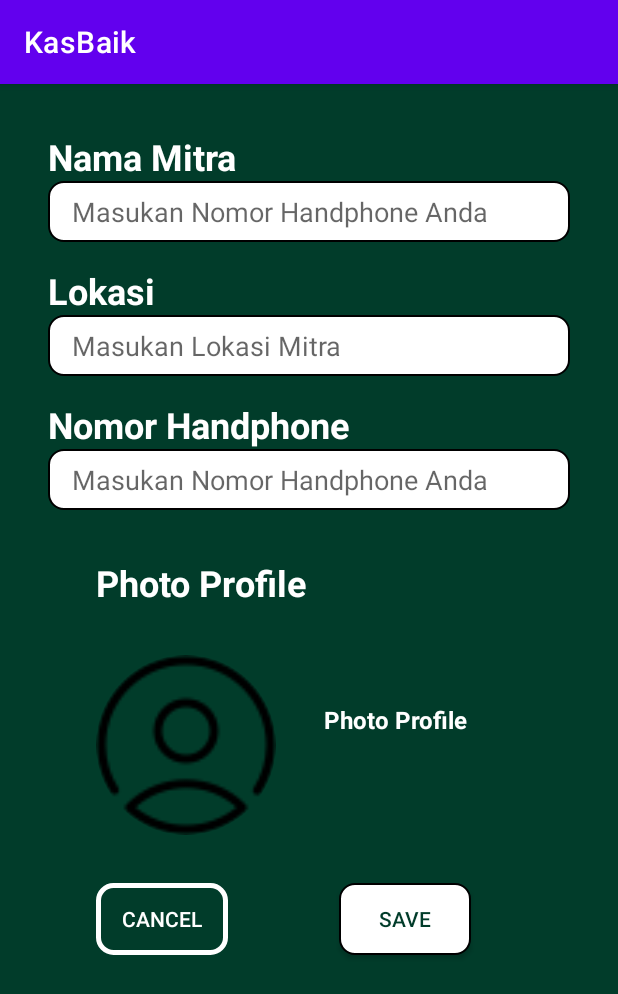
After one commit to imamfirdaus-if/kasbaik, an Android app: the EditProfileActivity screen opened directly, with no data from a screen before it, on a phone screen of 412 x 824 dp. The commit adds this screen. Shown: the top 994 px of the screen. Run offline under Robolectric (Android 15) with nearby library versions, the phone set to English and light mode, and no system bars; our stand-ins replace CircleImageView; pictures from the network do not load; 1 statement that could not run was skipped.

Commit message:
add edit mitra profile

```diff
--- a/android/app/src/main/java/com/hitzvera/kasbaik/ui/beranda/daftar/RegisterActivity.kt
+++ b/android/app/src/main/java/com/hitzvera/kasbaik/ui/beranda/daftar/RegisterActivity.kt
@@ -4,8 +4,6 @@ import android.app.Dialog
 import android.content.Intent
 import androidx.appcompat.app.AppCompatActivity
 import android.os.Bundle
-import android.provider.MediaStore
-import android.util.Log
 import android.view.View
 import android.view.Window
 import android.widget.*
--- /dev/null
+++ b/android/app/src/main/java/com/hitzvera/kasbaik/ui/beranda/login/mitra/home/editprofile/EditProfileViewModel.kt
@@ -0,0 +1,52 @@
+package com.hitzvera.kasbaik.ui.beranda.login.mitra.home.editprofile
+
+import android.content.Context
+import android.widget.Toast
+import androidx.lifecycle.LiveData
+import androidx.lifecycle.MutableLiveData
+import androidx.lifecycle.ViewModel
+import com.hitzvera.kasbaik.api.ApiConfig
+import com.hitzvera.kasbaik.response.GetMitraProfileResponse
+import okhttp3.MultipartBody
+import okhttp3.RequestBody
+import retrofit2.Call
+import retrofit2.Callback
+import retrofit2.Response
+
+class EditProfileViewModel: ViewModel() {
+
+    private var _isLoading = MutableLiveData<Boolean>()
+    val isLoading: LiveData<Boolean> = _isLoading
+
+    private var _isSuccessful = MutableLiveData<String>()
+    val isSuccessful: LiveData<String> = _isSuccessful
+
+    private var _errorMessage = MutableLiveData<String>()
+    val errorMessage: LiveData<String> = _errorMessage
+
+    fun postEditMitraProfile(token: String, file: MultipartBody.Part, name: RequestBody, location: RequestBody, phone: RequestBody,context: Context){
+        _isLoading.value = true
+        _isSuccessful.value = "pending"
+        ApiConfig.getApiService().postRequestMitraProf("jwt=$token", file, name, location, phone)
+            .enqueue(object: Callback<GetMitraProfileResponse>{
+                override fun onResponse(call: Call<GetMitraProfileResponse>, response: Response<GetMitraProfileResponse>) {
+                    if(response.isSuccessful){
+                        _isLoading.value = false
+                        _isSuccessful.value = "success"
+                    } else {
+                        _isLoading.value = false
+                        _isSuccessful.value = "failed"
+                        Toast.makeText(context, "Failed post the data", Toast.LENGTH_LONG).show()
+                    }
+                }
+
+                override fun onFailure(call: Call<GetMitraProfileResponse>, t: Throwable) {
+                    _isLoading.value = false
+                    _isSuccessful.value = "failed"
+                    Toast.makeText(context, "Failed post the data", Toast.LENGTH_LONG).show()
+                }
+
+            })
+    }
+
+}
--- a/android/app/src/main/java/com/hitzvera/kasbaik/ui/beranda/login/mitra/home/listpeminjam/detailpinjaman/DetailPinjamanActivity.kt
+++ b/android/app/src/main/java/com/hitzvera/kasbaik/ui/beranda/login/mitra/home/listpeminjam/detailpinjaman/DetailPinjamanActivity.kt
@@ -103,6 +103,7 @@ class DetailPinjamanActivity : AppCompatActivity(), View.OnClickListener {
             btnLogin.visibility = View.GONE
             dialog.setOnDismissListener {
                 Intent(this, ListPeminjamActivity::class.java).also {
+                    it.putExtra(TOKEN, token)
                     startActivity(it)
                 }
             }
--- a/android/app/src/main/java/com/hitzvera/kasbaik/ui/beranda/login/peminjam/home/pinjamdana/PinjamDanaActivity.kt
+++ b/android/app/src/main/java/com/hitzvera/kasbaik/ui/beranda/login/peminjam/home/pinjamdana/PinjamDanaActivity.kt
@@ -14,7 +14,6 @@ import androidx.lifecycle.ViewModelProvider
 import com.hitzvera.kasbaik.R
 import com.hitzvera.kasbaik.databinding.ActivityPinjamDanaBinding
 import com.hitzvera.kasbaik.ui.beranda.login.peminjam.home.HomePeminjamActivity
-import org.w3c.dom.Text
 
 class PinjamDanaActivity : AppCompatActivity(), View.OnClickListener {
 
--- a/android/app/src/main/res/drawable/rounded_button.xml
+++ b/android/app/src/main/res/drawable/rounded_button.xml
@@ -1,9 +1,9 @@
 <?xml version="1.0" encoding="utf-8"?>
 <shape xmlns:android="http://schemas.android.com/apk/res/android">
     <stroke android:width="3dp"
-        android:color="@color/orange" />
+        android:color="@color/white" />
 
-    <corners android:radius="25dp" />
+    <corners android:radius="10dp" />
 
 <!--    <gradient android:angle="270"-->
 <!--        android:centerColor="#90150517"-->
--- a/android/app/src/main/res/drawable/rounded_corners.xml
+++ b/android/app/src/main/res/drawable/rounded_corners.xml
@@ -4,7 +4,7 @@
 
     <solid android:color="@color/white"/>
     <corners
-        android:radius="20dp"/>
+        android:radius="10dp"/>
     <stroke
         android:width="1dp"
         android:color="@color/black"/>
--- /dev/null
+++ b/android/app/src/main/res/layout/activity_edit_profile.xml
@@ -0,0 +1,162 @@
+<?xml version="1.0" encoding="utf-8"?>
+<androidx.constraintlayout.widget.ConstraintLayout xmlns:android="http://schemas.android.com/apk/res/android"
+    xmlns:app="http://schemas.android.com/apk/res-auto"
+    xmlns:tools="http://schemas.android.com/tools"
+    android:layout_width="match_parent"
+    android:layout_height="match_parent"
+    android:background="@color/background_ijo"
+    tools:context=".ui.beranda.login.mitra.home.editprofile.EditProfileActivity">'
+
+    <TextView
+        android:id="@+id/tv_label_nama_mitra"
+        android:layout_width="wrap_content"
+        android:layout_height="wrap_content"
+        android:layout_marginStart="32dp"
+        android:layout_marginTop="32dp"
+        android:text="Nama Mitra"
+        android:textColor="@color/white"
+        android:textSize="24sp"
+        android:textStyle="bold"
+        app:layout_constraintStart_toStartOf="parent"
+        app:layout_constraintTop_toTopOf="parent" />
+
+    <EditText
+        android:id="@+id/tv_nama"
+        android:layout_width="0dp"
+        android:layout_height="wrap_content"
+        android:layout_marginEnd="32dp"
+        android:background="@drawable/rounded_corners"
+        android:hint="Masukan Nomor Handphone Anda"
+        android:paddingVertical="8dp"
+        android:paddingStart="16dp"
+        app:layout_constraintEnd_toEndOf="parent"
+        app:layout_constraintStart_toStartOf="@id/tv_label_nama_mitra"
+        app:layout_constraintTop_toBottomOf="@id/tv_label_nama_mitra" />
+
+    <TextView
+        android:id="@+id/tv_label_location"
+        android:layout_width="wrap_content"
+        android:layout_height="wrap_content"
+        android:layout_marginTop="16dp"
+        android:text="Lokasi"
+        android:textColor="@color/white"
+        android:textSize="24sp"
+        android:textStyle="bold"
+        app:layout_constraintStart_toStartOf="@id/tv_nama"
+        app:layout_constraintTop_toBottomOf="@id/tv_nama" />
+
+    <EditText
+        android:id="@+id/tv_location"
+        android:layout_width="0dp"
+        android:layout_height="wrap_content"
+        android:layout_marginEnd="32dp"
+        android:background="@drawable/rounded_corners"
+        android:hint="Masukan Lokasi Mitra"
+        android:paddingVertical="8dp"
+        android:paddingStart="16dp"
+        app:layout_constraintEnd_toEndOf="parent"
+        app:layout_constraintStart_toStartOf="@id/tv_label_location"
+        app:layout_constraintTop_toBottomOf="@id/tv_label_location" />
+
+    <TextView
+        android:id="@+id/tv_label_nomor"
+        android:layout_width="wrap_content"
+        android:layout_height="wrap_content"
+        android:layout_marginTop="16dp"
+        android:text="Nomor Handphone"
+        android:textColor="@color/white"
+        android:textSize="24sp"
+        android:textStyle="bold"
+        app:layout_constraintStart_toStartOf="@id/tv_location"
+        app:layout_constraintTop_toBottomOf="@id/tv_location" />
+
+    <EditText
+        android:id="@+id/tv_nomor"
+        android:layout_width="0dp"
+        android:layout_height="wrap_content"
+        android:layout_marginEnd="32dp"
+        android:background="@drawable/rounded_corners"
+        android:hint="Masukan Nomor Handphone Anda"
+        android:paddingVertical="8dp"
+        android:paddingStart="16dp"
+        app:layout_constraintEnd_toEndOf="parent"
+        app:layout_constraintStart_toStartOf="@id/tv_label_nomor"
+        app:layout_constraintTop_toBottomOf="@id/tv_label_nomor" />
+
+    <TextView
+        android:id="@+id/tv_label_photo_profile"
+        android:layout_width="wrap_content"
+        android:layout_height="wrap_content"
+        android:layout_marginStart="32dp"
+        android:layout_marginTop="32dp"
+        android:text="Photo Profile"
+        android:textColor="@color/white"
+        android:textSize="24sp"
+        android:textStyle="bold"
+        app:layout_constraintStart_toStartOf="@id/tv_nomor"
+        app:layout_constraintTop_toBottomOf="@id/tv_nomor" />
+
+    <de.hdodenhof.circleimageview.CircleImageView
+        android:id="@+id/iv_avatar"
+        android:layout_width="120dp"
+        android:layout_height="120dp"
+        android:layout_marginTop="32dp"
+        android:src="@drawable/avatar_placeholder"
+        app:layout_constraintStart_toStartOf="@id/tv_label_photo_profile"
+        app:layout_constraintTop_toBottomOf="@id/tv_label_photo_profile" />
+
+    <TextView
+        android:id="@+id/tv_change_photo"
+        android:layout_width="wrap_content"
+        android:layout_height="wrap_content"
+        android:layout_marginStart="32dp"
+        android:layout_marginTop="32dp"
+        android:clickable="true"
+        android:text="Photo Profile"
+        android:textColor="@color/white"
+        android:textSize="16sp"
+        android:textStyle="bold"
+        app:layout_constraintStart_toEndOf="@id/iv_avatar"
+        app:layout_constraintTop_toTopOf="@id/iv_avatar"
+        android:focusable="true" />
+
+    <androidx.appcompat.widget.AppCompatButton
+        android:id="@+id/btn_cancel"
+        android:layout_width="wrap_content"
+        android:layout_height="wrap_content"
+        android:layout_marginStart="64dp"
+        android:layout_marginTop="32dp"
+        android:layout_marginBottom="32dp"
+        android:background="@drawable/rounded_button"
+        android:text="Cancel"
+        android:textColor="@color/white"
+        app:layout_constraintStart_toStartOf="parent"
+        app:layout_constraintTop_toBottomOf="@id/iv_avatar" />
+
+    <androidx.appcompat.widget.AppCompatButton
+        android:id="@+id/btn_save"
+        android:layout_width="wrap_content"
+        android:layout_height="wrap_content"
+        android:layout_marginStart="64dp"
+        android:layout_marginTop="32dp"
+        android:layout_marginBottom="32dp"
+        android:background="@drawable/rounded_corners"
+        android:text="save"
+        android:textColor="@color/background_ijo"
+        app:layout_constraintEnd_toEndOf="parent"
+        app:layout_constraintStart_toStartOf="@id/btn_cancel"
+        app:layout_constraintTop_toBottomOf="@id/iv_avatar" />
+
+    <ProgressBar
+        android:id="@+id/progressBar_edit_profile_mitra"
+        style="?android:attr/progressBarStyle"
+        android:layout_width="wrap_content"
+        android:layout_height="wrap_content"
+        android:visibility="gone"
+        app:layout_constraintBottom_toBottomOf="parent"
+        app:layout_constraintEnd_toEndOf="parent"
+        app:layout_constraintHorizontal_bias="0.5"
+        app:layout_constraintStart_toStartOf="parent"
+        app:layout_constraintTop_toTopOf="parent" />
+
+</androidx.constraintlayout.widget.ConstraintLayout>
```
Also changed, not shown: android/app/src/main/AndroidManifest.xml (+7 -7 lines), android/app/src/main/java/com/hitzvera/kasbaik/api/ApiService.kt (+15 -0 lines), android/app/src/main/java/com/hitzvera/kasbaik/response/GetMitraProfileResponse.kt (added, +30 -0 lines), android/app/src/main/java/com/hitzvera/kasbaik/ui/beranda/login/mitra/home/HomeMitraActivity.kt (+9 -0 lines), android/app/src/main/java/com/hitzvera/kasbaik/ui/beranda/login/mitra/home/editprofile/EditProfileActivity.kt (added, +180 -0 lines), android/app/src/main/java/com/hitzvera/kasbaik/ui/beranda/login/mitra/home/editprofile/MitraProfileActivity.kt (added, +62 -0 lines), android/app/src/main/java/com/hitzvera/kasbaik/ui/beranda/login/mitra/home/editprofile/MitraProfileViewModel.kt (added, +49 -0 lines), android/app/src/main/java/com/hitzvera/kasbaik/ui/beranda/login/peminjam/home/profile/ProfileActivity.kt (+0 -8 lines), android/app/src/main/res/layout/activity_mitra_profile.xml (added, +138 -0 lines).
